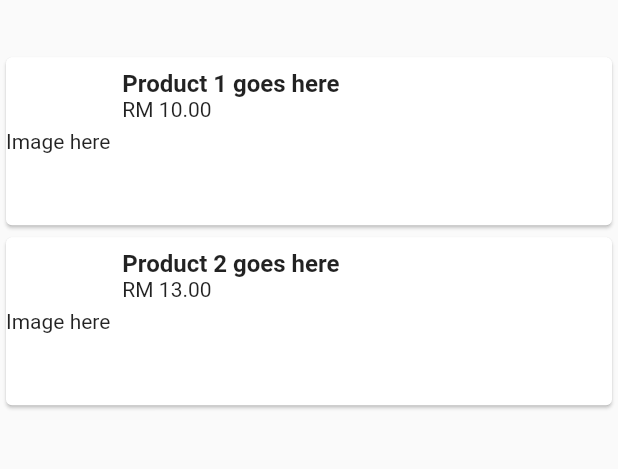
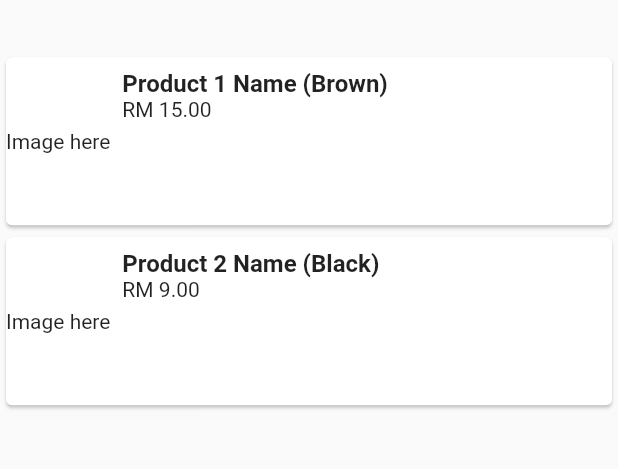
Before and after one commit to Xavier-IV/dev.zafranudin.app.naelofar, a Flutter app: the screen it shows after launch, on a phone screen of 412 x 824 dp, the part 86-555 px from its top. Run offline on Flutter 3.47's test engine with Material 2 defaults, Android fonts, the phone set to English and light mode, and no system bars.

Commit message:
Feat: Product screen refactor

```diff
--- /dev/null
+++ b/lib/data/product.dart
@@ -0,0 +1,13 @@
+class Product {
+  String title;
+  String description;
+  List<String> images;
+  double price;
+
+  Product({
+    required this.title,
+    required this.price,
+    this.images = const [],
+    this.description = '',
+  });
+}
--- a/lib/main.dart
+++ b/lib/main.dart
@@ -1,4 +1,5 @@
 import 'package:flutter/material.dart';
+import 'package:fwt_naelofar_app/screen/product_screen.dart';
 
 void main() {
   runApp(const MyApp());
@@ -32,102 +33,9 @@ class MyHomePage extends StatefulWidget {
 class _MyHomePageState extends State<MyHomePage> {
   @override
   Widget build(BuildContext context) {
-    return Scaffold(
+    return const Scaffold(
       body: SafeArea(
-        child: Column(
-          mainAxisAlignment: MainAxisAlignment.start,
-          crossAxisAlignment: CrossAxisAlignment.start,
-          children: <Widget>[
-            const Flexible(
-              flex: 1,
-              child: Center(
-                child: Text(
-                  'Naelofar',
-                  style: TextStyle(
-                    fontSize: 20.0,
-                  ),
-                ),
-              ),
-            ),
-            Flexible(
-              flex: 8,
-              child: ListView(
-                children: [
-                  SizedBox(
-                    height: 120.0,
-                    child: Card(
-                      child: Row(
-                        children: [
-                          const Flexible(
-                            flex: 2,
-                            child: Text(
-                              'Image here',
-                              textAlign: TextAlign.center,
-                            ),
-                          ),
-                          Flexible(
-                            flex: 8,
-                            child: Padding(
-                              padding: const EdgeInsets.all(8.0),
-                              child: Column(
-                                crossAxisAlignment: CrossAxisAlignment.start,
-                                children: const [
-                                  Text(
-                                    'Product 1 goes here',
-                                    style: TextStyle(
-                                      fontSize: 16.0,
-                                      fontWeight: FontWeight.bold,
-                                    ),
-                                  ),
-                                  Text('RM 10.00')
-                                ],
-                              ),
-                            ),
-                          ),
-                        ],
-                      ),
-                    ),
-                  ),
-                  SizedBox(
-                    height: 120.0,
-                    child: Card(
-                      child: Row(
-                        children: [
-                          const Flexible(
-                            flex: 2,
-                            child: Text(
-                              'Image here',
-                              textAlign: TextAlign.center,
-                            ),
-                          ),
-                          Flexible(
-                            flex: 8,
-                            child: Padding(
-                              padding: const EdgeInsets.all(8.0),
-                              child: Column(
-                                crossAxisAlignment: CrossAxisAlignment.start,
-                                children: const [
-                                  Text(
-                                    'Product 2 goes here',
-                                    style: TextStyle(
-                                      fontSize: 16.0,
-                                      fontWeight: FontWeight.bold,
-                                    ),
-                                  ),
-                                  Text('RM 13.00')
-                                ],
-                              ),
-                            ),
-                          ),
-                        ],
-                      ),
-                    ),
-                  ),
-                ],
-              ),
-            ),
-          ],
-        ),
+        child: ProductScreen(),
       ),
     );
   }
--- /dev/null
+++ b/lib/screen/product_screen.dart
@@ -0,0 +1,41 @@
+import 'package:flutter/material.dart';
+import 'package:fwt_naelofar_app/data/product.dart';
+import 'package:fwt_naelofar_app/widget/product_card.dart';
+
+class ProductScreen extends StatelessWidget {
+  const ProductScreen({Key? key}) : super(key: key);
+
+  @override
+  Widget build(BuildContext context) {
+    return Column(
+      mainAxisAlignment: MainAxisAlignment.start,
+      crossAxisAlignment: CrossAxisAlignment.start,
+      children: <Widget>[
+        const Flexible(
+          flex: 1,
+          child: Center(
+            child: Text(
+              'Naelofar',
+              style: TextStyle(
+                fontSize: 20.0,
+              ),
+            ),
+          ),
+        ),
+        Flexible(
+          flex: 8,
+          child: ListView(
+            children: [
+              ProductCard(
+                product: Product(title: 'Product 1 Name (Brown)', price: 15.00),
+              ),
+              ProductCard(
+                product: Product(title: 'Product 2 Name (Black)', price: 9.00),
+              ),
+            ],
+          ),
+        ),
+      ],
+    );
+  }
+}
--- /dev/null
+++ b/lib/widget/product_card.dart
@@ -0,0 +1,47 @@
+import 'package:flutter/material.dart';
+import 'package:fwt_naelofar_app/data/product.dart';
+
+class ProductCard extends StatelessWidget {
+  const ProductCard({Key? key, required this.product}) : super(key: key);
+
+  final Product product;
+
+  @override
+  Widget build(BuildContext context) {
+    return SizedBox(
+      height: 120.0,
+      child: Card(
+        child: Row(
+          children: [
+            const Flexible(
+              flex: 2,
+              child: Text(
+                'Image here',
+                textAlign: TextAlign.center,
+              ),
+            ),
+            Flexible(
+              flex: 8,
+              child: Padding(
+                padding: const EdgeInsets.all(8.0),
+                child: Column(
+                  crossAxisAlignment: CrossAxisAlignment.start,
+                  children: [
+                    Text(
+                      product.title,
+                      style: const TextStyle(
+                        fontSize: 16.0,
+                        fontWeight: FontWeight.bold,
+                      ),
+                    ),
+                    Text('RM ${product.price.toStringAsFixed(2)}')
+                  ],
+                ),
+              ),
+            ),
+          ],
+        ),
+      ),
+    );
+  }
+}
```
